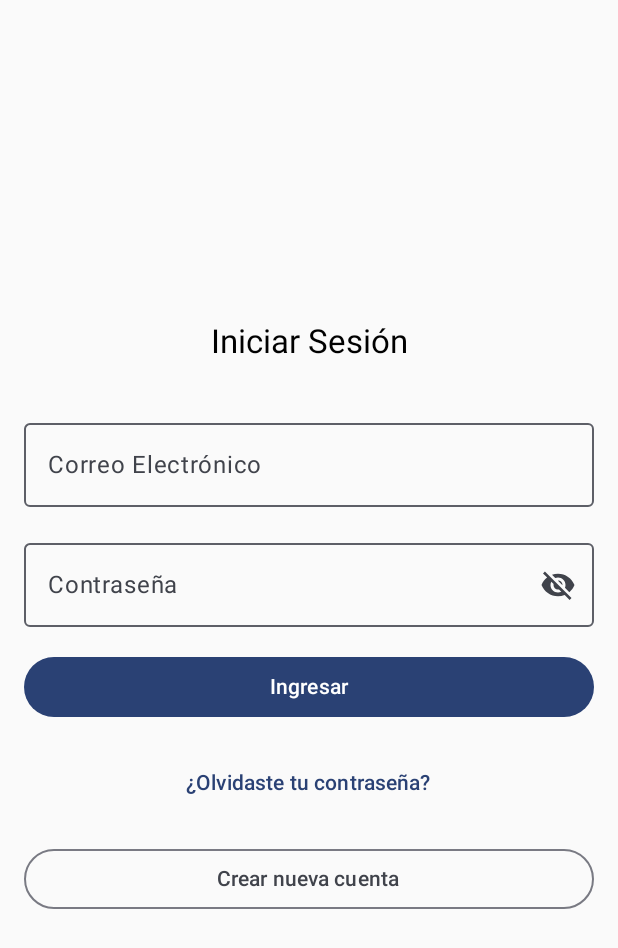
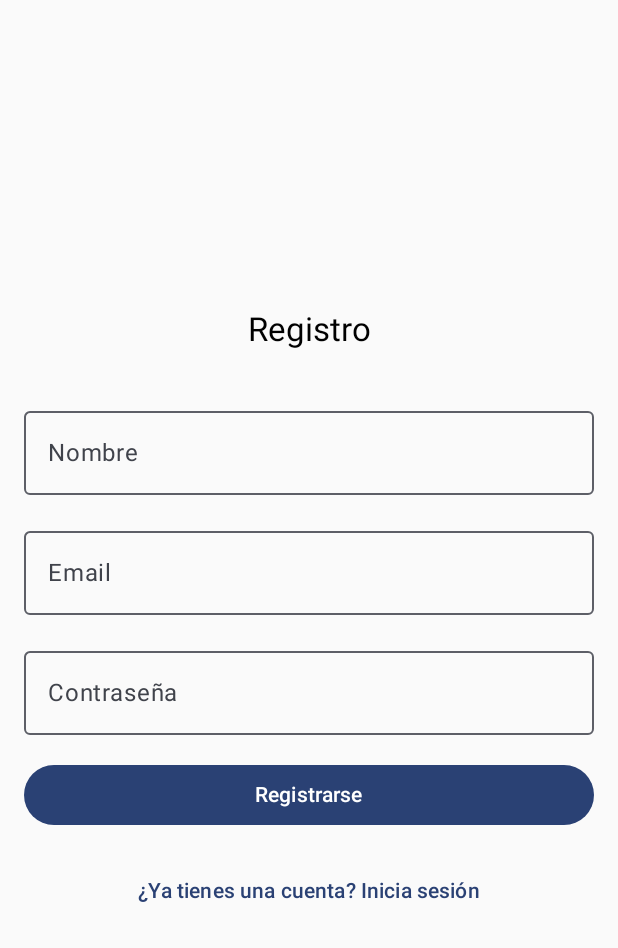
Before and after one commit to Jayirong/Chikapignagna, an Android app built with Jetpack Compose: the screen it shows after launch (MainActivity), after a tap on "Crear nueva cuenta", on a phone screen of 412 x 824 dp. Shown: the top 948 px of the screen. Run offline under Robolectric (Android 15) with nearby library versions, the phone set to English and light mode, and no system bars.

Commit message:
Pantalla de registro y pantalla de bienvenida

```diff
--- a/app/src/main/java/com/example/chikapignagna/LoginScreen.kt
+++ b/app/src/main/java/com/example/chikapignagna/LoginScreen.kt
@@ -20,15 +20,16 @@ import com.example.chikapignagna.ui.theme.ChikapignagnaTheme
 @Composable
 fun LoginScreen(
     modifier: Modifier = Modifier,
-    onLoginSuccess: (String) -> Unit
+    onLoginSuccess: (String) -> Unit,
+    onNavigateToRegister: () -> Unit
 ) {
     //Array con usuarios de prueba
     val usuarios = listOf(
-        Usuario(email= "pepe@email.com", contrasena = "elpepe"),
-        Usuario(email= "tilin@email.com", contrasena = "esotilin"),
-        Usuario(email= "etesech@email.com", contrasena = "etesech"),
-        Usuario(email= "skibidi@email.com", contrasena = "toilet"),
-        Usuario(email= "sans@email.com", contrasena = "biomadesans")
+        Usuario(nombre = "Pepe", email = "pepe@email.com", contrasena = "elpepe"),
+        Usuario(nombre = "Tilin", email = "tilin@email.com", contrasena = "esotilin"),
+        Usuario(nombre = "Etesech", email = "etesech@email.com", contrasena = "etesech"),
+        Usuario(nombre = "Skibidi", email = "skibidi@email.com", contrasena = "toilet"),
+        Usuario(nombre = "Sans", email = "sans@email.com", contrasena = "biomadesans")
     )
 
     //Variables :P, rememberSaveable sirve para que las variables conserven su estado en cosas como rotacion de pantalla
@@ -110,7 +111,7 @@ fun LoginScreen(
 
         //boton para crear nueva cuenta, falta una funcionalidad real
         OutlinedButton(
-            onClick = { },
+            onClick = { onNavigateToRegister() },
             modifier = Modifier.fillMaxWidth()
         ) {
            Text(text = "Crear nueva cuenta")
@@ -125,6 +126,6 @@ fun LoginScreen(
 fun LoginScreenPreview() {
     ChikapignagnaTheme {
         //proporcionamos un lambda vacio como parametro
-        LoginScreen(onLoginSuccess = {})
+        LoginScreen(onLoginSuccess = {}, onNavigateToRegister = {})
     }
 }
--- a/app/src/main/java/com/example/chikapignagna/MainActivity.kt
+++ b/app/src/main/java/com/example/chikapignagna/MainActivity.kt
@@ -37,16 +37,27 @@ class MainActivity : ComponentActivity() {
                         LoginScreen(onLoginSuccess = { email ->
                             //navegacion hacia la pantalla de bienvenida al iniciar sesion con exito
                             navController.navigate("welcome/$email")
-                        })
+                        },
+                            onNavigateToRegister = {
+                                navController.navigate("register")
+                            })
+                    }
+                    composable("register") {
+                        RegistroScreen(
+                            onNavigateToLogin = {
+                                navController.popBackStack("login", inclusive = false)
+                            }
+                        )
                     }
                     //pantalla de bienvenida
-                    composable("Welcome/{email}") { backStackEntry ->
+                    composable("welcome/{email}") { backStackEntry ->
                         val email = backStackEntry.arguments?.getString("email") ?: ""
                         WelcomeScreen(email = email, onLogout = {
                             //al cerrar sesion se vuelve al login
                             navController.popBackStack("login", inclusive = false)
                         })
                     }
+
                 }
 
                 //esta me interesa que es Scaffold
@@ -65,6 +76,6 @@ class MainActivity : ComponentActivity() {
 @Composable
 fun MainLoginScreenPreview() {
     ChikapignagnaTheme {
-        LoginScreen(onLoginSuccess = {})
+        LoginScreen(onLoginSuccess = {}, onNavigateToRegister = {})
     }
 }
--- /dev/null
+++ b/app/src/main/java/com/example/chikapignagna/RegistroScreen.kt
@@ -0,0 +1,87 @@
+package com.example.chikapignagna
+
+import androidx.compose.foundation.layout.*
+import androidx.compose.material3.*
+import androidx.compose.runtime.*
+import androidx.compose.ui.Alignment
+import androidx.compose.ui.Modifier
+import androidx.compose.ui.text.input.PasswordVisualTransformation
+import androidx.compose.runtime.saveable.rememberSaveable
+import androidx.compose.ui.tooling.preview.Preview
+import androidx.compose.ui.unit.dp
+import com.example.chikapignagna.ui.theme.ChikapignagnaTheme
+
+@Composable
+//se supone que el modifier es lo que permite hacer ciertas cosas en pantallas, onda paddings, ajustar una casilla a la pantalla, entre otros
+fun RegistroScreen(
+    modifier: Modifier = Modifier,
+    onNavigateToLogin: () -> Unit
+) {
+    var nombre by rememberSaveable { mutableStateOf("") }
+    var email by rememberSaveable { mutableStateOf("") }
+    var contrasena by rememberSaveable { mutableStateOf("")}
+
+    //aqui vemos el modifier usando la propuiedad fillMaxSize y el padding
+    Column(
+        modifier = modifier
+            .fillMaxSize()
+            .padding(16.dp),
+        verticalArrangement = Arrangement.Center,
+        horizontalAlignment = Alignment.CenterHorizontally
+    ) {
+        Text(
+            text = "Registro",
+            style = MaterialTheme.typography.titleLarge,
+            modifier = Modifier.padding(bottom = 32.dp)
+        )
+
+        OutlinedTextField(
+            value = nombre,
+            onValueChange = { nombre = it },
+            label = { Text("Nombre") },
+            modifier = Modifier.fillMaxWidth()
+        )
+
+        Spacer(modifier = Modifier.height(16.dp))
+
+        OutlinedTextField(
+            value = email,
+            onValueChange = { email = it },
+            label = { Text("Email") },
+            modifier = Modifier.fillMaxWidth()
+        )
+
+        Spacer(modifier = Modifier.height(16.dp))
+
+        OutlinedTextField(
+            value = contrasena,
+            onValueChange = { contrasena = it },
+            label = { Text("Contraseña") },
+            modifier = Modifier.fillMaxWidth(),
+            visualTransformation = PasswordVisualTransformation()
+        )
+
+        Spacer(modifier = Modifier.height(16.dp))
+
+        //boton registrarse sin accion
+        Button(
+            onClick = {},
+            modifier = Modifier.fillMaxWidth()
+        ) {
+            Text(text = "Registrarse")
+        }
+        Spacer(modifier = Modifier.height(16.dp))
+
+        TextButton(onClick = { onNavigateToLogin() }) {
+            Text(text = "¿Ya tienes una cuenta? Inicia sesión")
+        }
+    }
+}
+
+@Preview(showBackground = true)
+@Composable
+fun RegistroScreenPreview() {
+    ChikapignagnaTheme {
+        RegistroScreen(onNavigateToLogin = {})
+    }
+}
--- a/app/src/main/java/com/example/chikapignagna/Usuario.kt
+++ b/app/src/main/java/com/example/chikapignagna/Usuario.kt
@@ -1,3 +1,3 @@
 package com.example.chikapignagna
 
-data class Usuario(val email: String, val contrasena: String)
+data class Usuario(val nombre: String, val email: String, val contrasena: String)
```
